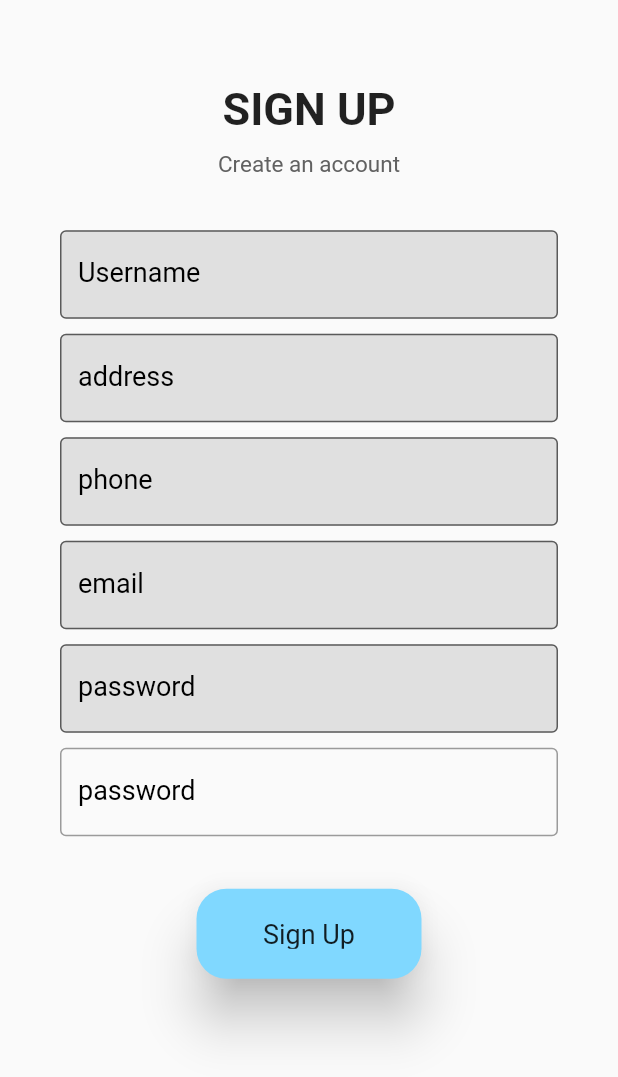
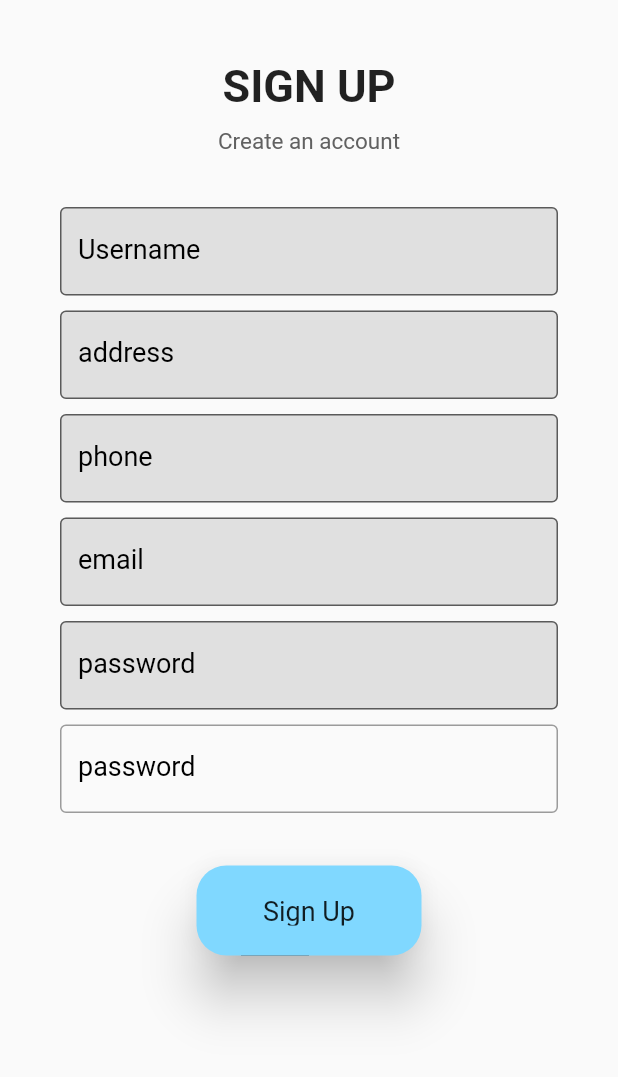
Before and after one commit to Advait-47/osiris2, a Flutter app: the SignUp screen opened by its route, on a phone screen of 412 x 824 dp. Shown: the top 1077 px of the screen. Run offline on Flutter 3.47's test engine with Material 2 defaults, Android fonts, the light colour scheme and no system bars; our stand-ins replace charts_flutter, cloud_firestore, curved_navigation_bar, firebase_auth, firebase_core; accounts and stored records are empty.

Commit message:
minor changes

```diff
--- a/lib/screens/login pages/signup.dart
+++ b/lib/screens/login pages/signup.dart
@@ -25,12 +25,16 @@ class _SignUpState extends State<SignUp> {
       //   backgroundColor: Colors.green[200],
       //   toolbarHeight: MediaQuery.of(context).size.height * 0.1,
       // ),
+      resizeToAvoidBottomInset: true,
       body: SingleChildScrollView(
-        child: Container(
-          padding: EdgeInsets.symmetric(horizontal: 40),
-          height: MediaQuery.of(context).size.height - 50,
-          width: double.infinity,
+        child: Padding(
+          padding: const EdgeInsets.all(40.0),
           child: Column(
+            // padding: EdgeInsets.symmetric(horizontal: 40),
+            // height: MediaQuery.of(context).size.height - 50,
+            // width: double.infinity,
+            children: [
+              Column(
                 mainAxisAlignment: MainAxisAlignment.center,
                 children: [
                   Column(
@@ -238,6 +242,8 @@ class _SignUpState extends State<SignUp> {
                       ))
                 ],
               ),
+            ],
+          ),
         ),
       ),
     );
```
Also changed, not shown: lib/models/user.dart (+5 -3 lines), pubspec.lock. Lines whose indentation alone changed are shown as unchanged.
